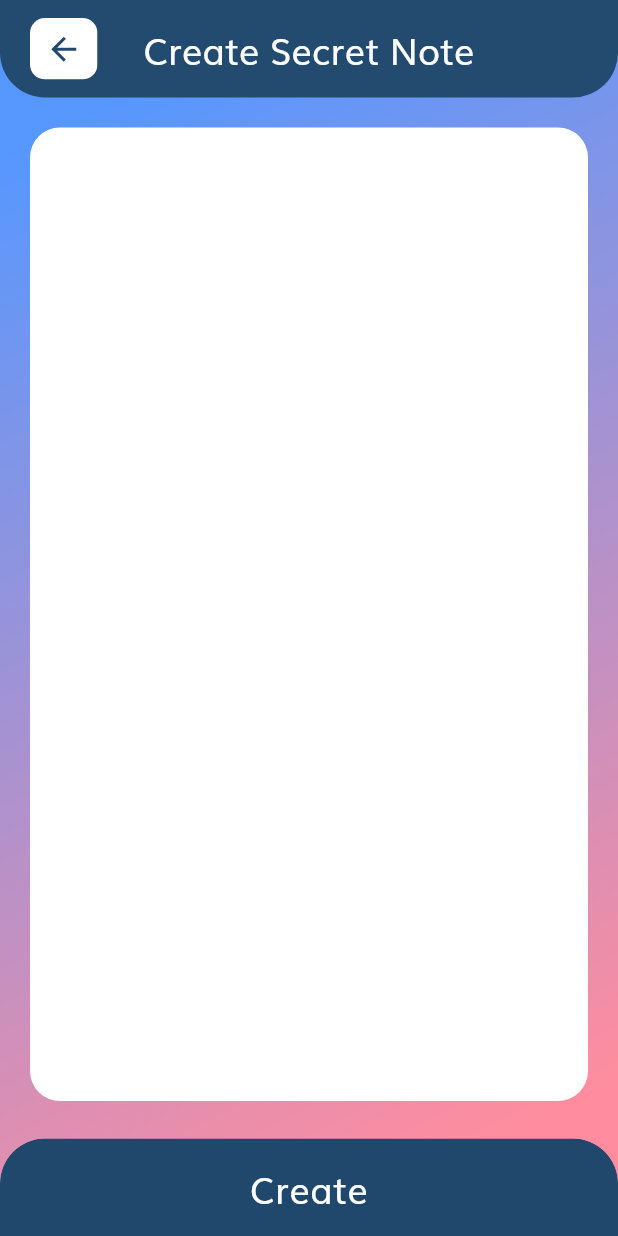
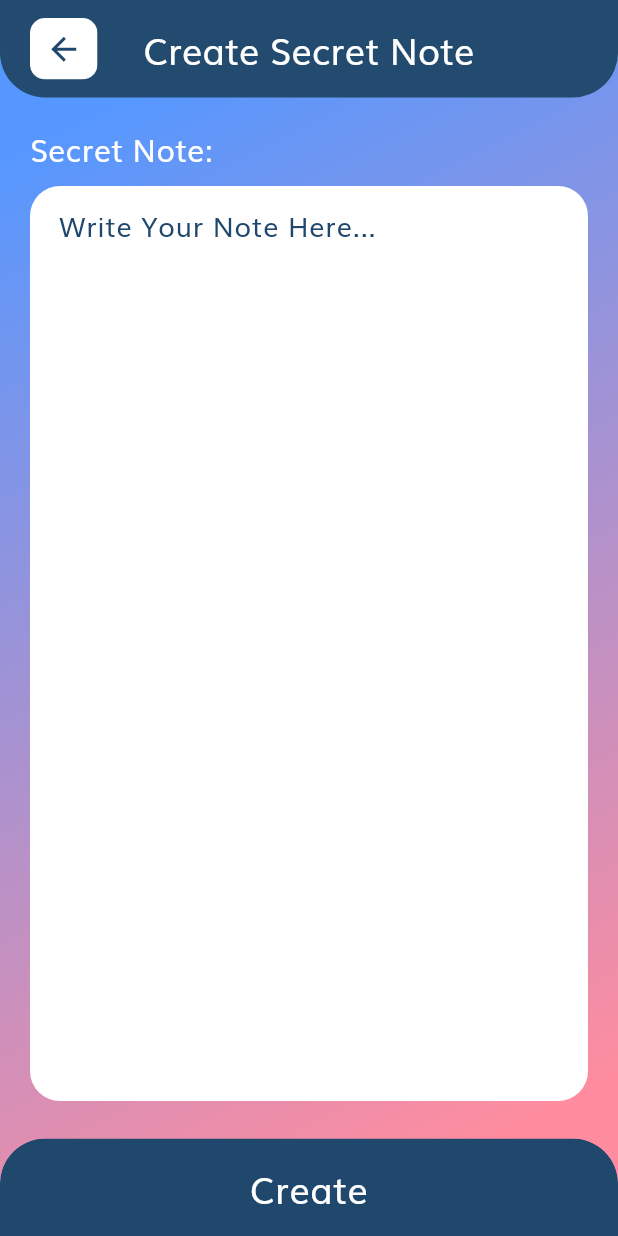
Before and after one commit to SHRIKUNJ1010/PassMana, a Flutter app: the CreateUpdateSecretNoteScreen screen opened by its route, on a phone screen of 412 x 824 dp. Run offline on Flutter 3.47's test engine with Material 3 defaults, Android fonts, the phone set to English and light mode, and no system bars; our stand-ins replace flutter_redux, fluttericon, go_router, objectbox, redux; generated files the repository leaves out were written again.

Commit message:
- create update screen form fields hint text added

```diff
--- a/languages/en.json
+++ b/languages/en.json
@@ -93,5 +93,6 @@
   "card_pin": "Card Pin",
   "no_secret_note_found": "No Secret Note Found",
   "no_card_found": "No Card Found",
-  "exp_date": "Exp. Date"
+  "exp_date": "Exp. Date",
+  "write_your_note_here": "Write Your Note Here..."
 }
--- a/lib/presentation/group/create_update_group/create_update_group_screen.dart
+++ b/lib/presentation/group/create_update_group/create_update_group_screen.dart
@@ -121,6 +121,8 @@ class _CreateUpdateGroupScreenState extends State<CreateUpdateGroupScreen> {
             decoration: InputDecoration(
               fillColor: AppColors.mWhite,
               filled: true,
+              hintText: getTranslated("group_name", context),
+              hintStyle: TextStyles.getTitleBlueText(18),
               contentPadding: const EdgeInsets.fromLTRB(15, 13, 15, 13),
               errorStyle: TextStyles.getTitleOrangeText(20),
               border: OutlineInputBorder(
@@ -162,6 +164,8 @@ class _CreateUpdateGroupScreenState extends State<CreateUpdateGroupScreen> {
             decoration: InputDecoration(
               fillColor: AppColors.mWhite,
               filled: true,
+              hintText: getTranslated("description", context),
+              hintStyle: TextStyles.getTitleBlueText(18),
               contentPadding: const EdgeInsets.fromLTRB(15, 13, 15, 13),
               errorStyle: TextStyles.getTitleOrangeText(20),
               border: OutlineInputBorder(
--- a/lib/presentation/secret_note/create_update_secret_note/create_update_secret_note_screen.dart
+++ b/lib/presentation/secret_note/create_update_secret_note/create_update_secret_note_screen.dart
@@ -77,8 +77,22 @@ class _CreateUpdateSecretNoteScreenState extends State<CreateUpdateSecretNoteScr
   }
 
   Widget getNoteField(BuildContext context, TextEditingController controller) {
-    return Container(
-      margin: const EdgeInsets.fromLTRB(20, 20, 20, 90),
+    return Column(
+      children: [
+        Row(
+          children: [
+            Padding(
+              padding: const EdgeInsets.fromLTRB(20, 20, 0, 0),
+              child: Text(
+                "${getTranslated('secret_note', context)}:",
+                style: TextStyles.getTitleWhiteText(20),
+              ),
+            ),
+          ],
+        ),
+        Expanded(
+          child: Container(
+            margin: const EdgeInsets.fromLTRB(20, 10, 20, 90),
             decoration: BoxDecoration(
               borderRadius: BorderRadius.circular(20),
               color: AppColors.mWhite,
@@ -92,9 +106,11 @@ class _CreateUpdateSecretNoteScreenState extends State<CreateUpdateSecretNoteScr
                 return null;
               },
               style: TextStyles.getTitleBlueText(18),
-        decoration: const InputDecoration(
-          contentPadding: EdgeInsets.fromLTRB(15, 13, 15, 13),
-          border: OutlineInputBorder(
+              decoration: InputDecoration(
+                hintText: getTranslated("write_your_note_here", context),
+                hintStyle: TextStyles.getTitleBlueText(18),
+                contentPadding: const EdgeInsets.fromLTRB(15, 13, 15, 13),
+                border: const OutlineInputBorder(
                   borderSide: BorderSide.none,
                 ),
               ),
@@ -104,6 +120,9 @@ class _CreateUpdateSecretNoteScreenState extends State<CreateUpdateSecretNoteScr
                 FocusScope.of(context).unfocus();
               },
             ),
+          ),
+        ),
+      ],
     );
   }
 
```
Also changed, not shown: lib/presentation/card/create_update_card/create_update_card_screen.dart (+12 -0 lines), lib/presentation/password/create_update_password/create_update_password_screen.dart (+12 -0 lines). Lines whose indentation alone changed are shown as unchanged.
